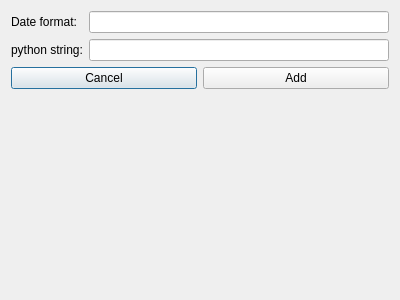
Above: src/main/python/plotting_app/views/ui/new_date_format_dialog.ui from KindVador/PlottingApp before the change. Below: the same form after it.
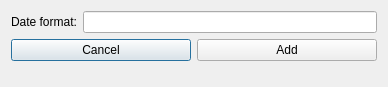
That is the form after the change.

Commit message:
Add dialogs to select and create DateFormat
To be updated with model

```diff
--- a/src/main/python/plotting_app/views/ui/new_date_format_dialog.ui
+++ b/src/main/python/plotting_app/views/ui/new_date_format_dialog.ui
@@ -6,14 +6,17 @@
    <rect>
     <x>0</x>
     <y>0</y>
-    <width>400</width>
-    <height>300</height>
+    <width>388</width>
+    <height>87</height>
    </rect>
   </property>
   <property name="windowTitle">
    <string>Dialog</string>
   </property>
   <layout class="QFormLayout" name="formLayout">
+   <property name="fieldGrowthPolicy">
+    <enum>QFormLayout::ExpandingFieldsGrow</enum>
+   </property>
    <item row="0" column="0">
     <widget class="QLabel" name="date_format_label">
      <property name="text">
@@ -24,17 +27,7 @@
    <item row="0" column="1">
     <widget class="QLineEdit" name="date_format_lineedit"/>
    </item>
-   <item row="1" column="0">
-    <widget class="QLabel" name="python_string_format">
-     <property name="text">
-      <string>python string:</string>
-     </property>
-    </widget>
-   </item>
-   <item row="1" column="1">
-    <widget class="QLineEdit" name="python_string_lineedit"/>
-   </item>
-   <item row="2" column="0" colspan="2">
+   <item row="1" column="0" colspan="2">
     <layout class="QHBoxLayout" name="horizontalLayout">
      <item>
       <widget class="QPushButton" name="cancel_buuton">
```
Left out of the diff: 6 changed lines with no effect on the pictures. The commit also changes 2 other files.
